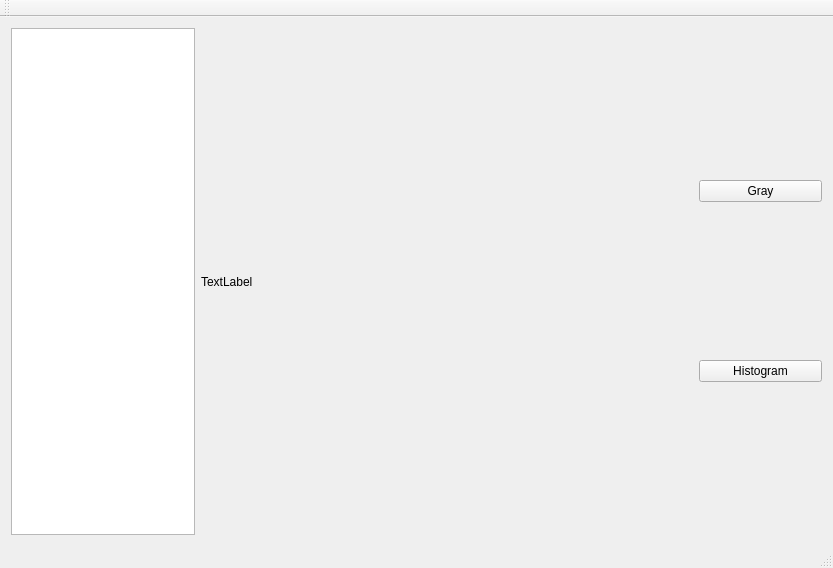
Above: tests.qt/tests_qt/app/mainwindow.ui from codex-tk/libcodex before the change. Below: the same form after it.
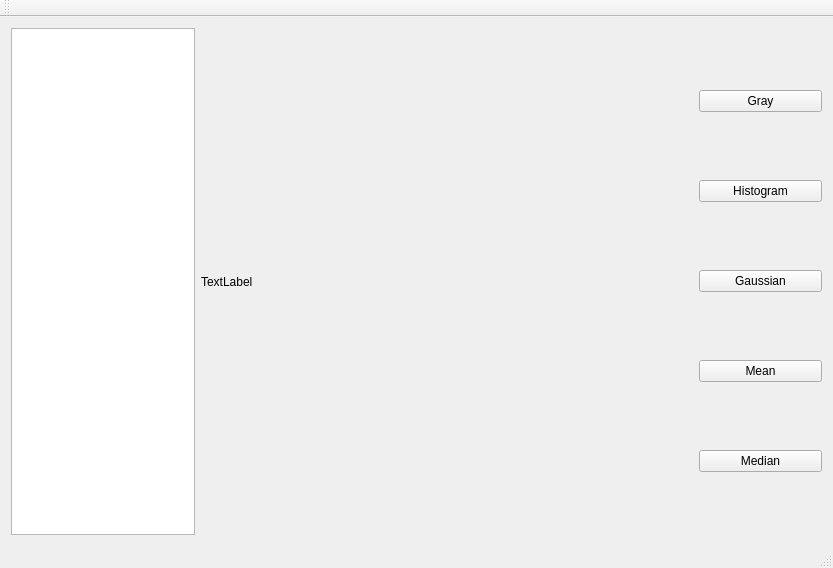
That is the form after the change.

Commit message: impl gaussian , mean , median filter

Patch:
```diff
--- a/tests.qt/tests_qt/app/mainwindow.ui
+++ b/tests.qt/tests_qt/app/mainwindow.ui
@@ -34,6 +34,27 @@
         </property>
        </widget>
       </item>
+      <item>
+       <widget class="QPushButton" name="Gaussian">
+        <property name="text">
+         <string>Gaussian</string>
+        </property>
+       </widget>
+      </item>
+      <item>
+       <widget class="QPushButton" name="mean_button">
+        <property name="text">
+         <string>Mean</string>
+        </property>
+       </widget>
+      </item>
+      <item>
+       <widget class="QPushButton" name="median_button">
+        <property name="text">
+         <string>Median</string>
+        </property>
+       </widget>
+      </item>
      </layout>
     </item>
     <item row="2" column="0">
```
The commit also changes 4 other files.
